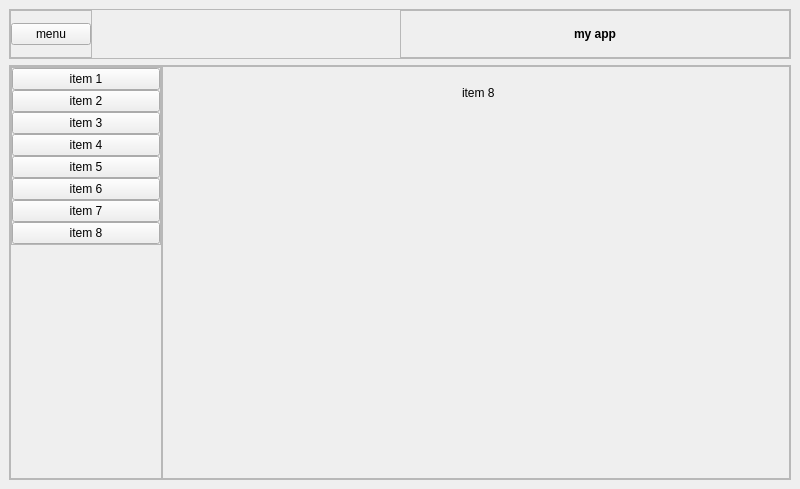
ratestheme/project-1, file interface.ui: the form before one commit.
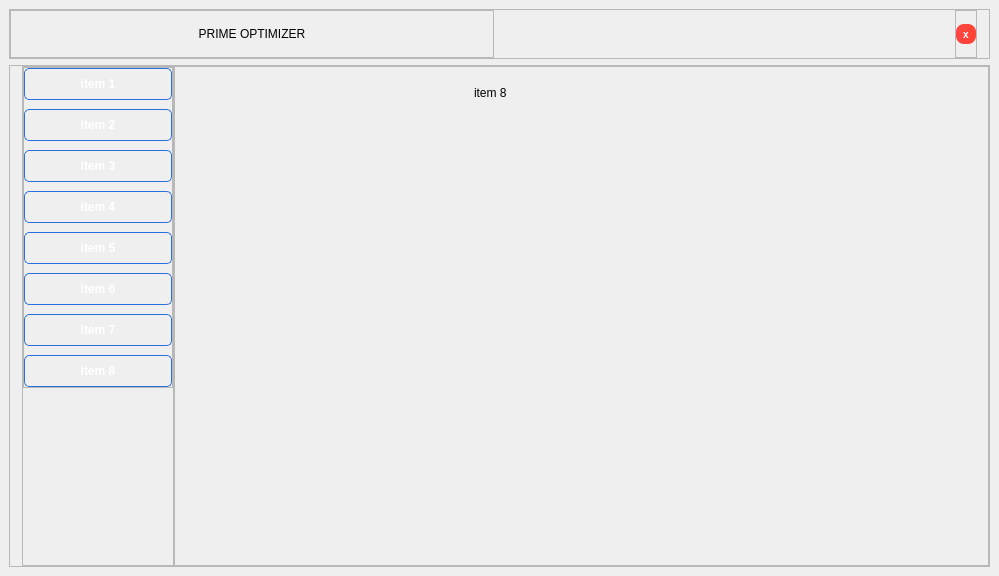
The form after the commit.

What changed in the file:
```diff
--- a/interface.ui
+++ b/interface.ui
@@ -6,14 +6,20 @@
    <rect>
     <x>0</x>
     <y>0</y>
-    <width>800</width>
-    <height>489</height>
+    <width>999</width>
+    <height>576</height>
    </rect>
   </property>
   <property name="windowTitle">
    <string>MainWindow</string>
   </property>
+  <property name="styleSheet">
+   <string notr="true"/>
+  </property>
   <widget class="QWidget" name="centralwidget">
+   <property name="styleSheet">
+    <string notr="true"/>
+   </property>
    <layout class="QVBoxLayout" name="verticalLayout">
     <item alignment="Qt::AlignTop">
      <widget class="QFrame" name="header">
@@ -29,6 +35,9 @@
         <height>50</height>
        </size>
       </property>
+      <property name="styleSheet">
+       <string notr="true"/>
+      </property>
       <property name="frameShape">
        <enum>QFrame::StyledPanel</enum>
       </property>
@@ -46,13 +55,16 @@
         <number>0</number>
        </property>
        <property name="rightMargin">
-        <number>0</number>
+        <number>12</number>
        </property>
        <property name="bottomMargin">
         <number>0</number>
        </property>
-       <item alignment="Qt::AlignLeft">
+       <item>
         <widget class="QFrame" name="frame">
+         <property name="layoutDirection">
+          <enum>Qt::LeftToRight</enum>
+         </property>
          <property name="frameShape">
           <enum>QFrame::StyledPanel</enum>
          </property>
@@ -76,49 +88,9 @@
            <number>0</number>
           </property>
           <item>
-           <widget class="QPushButton" name="pushButton">
-            <property name="text">
-             <string>menu</string>
-            </property>
-           </widget>
-          </item>
-         </layout>
-        </widget>
-       </item>
-       <item>
-        <widget class="QFrame" name="frame_3">
-         <property name="frameShape">
-          <enum>QFrame::StyledPanel</enum>
-         </property>
-         <property name="frameShadow">
-          <enum>QFrame::Raised</enum>
-         </property>
-         <layout class="QVBoxLayout" name="verticalLayout_4">
-          <property name="spacing">
-           <number>0</number>
-          </property>
-          <property name="leftMargin">
-           <number>0</number>
-          </property>
-          <property name="topMargin">
-           <number>0</number>
-          </property>
-          <property name="rightMargin">
-           <number>0</number>
-          </property>
-          <property name="bottomMargin">
-           <number>0</number>
-          </property>
-          <item>
            <widget class="QLabel" name="label">
-            <property name="font">
-             <font>
-              <weight>75</weight>
-              <bold>true</bold>
-             </font>
-            </property>
             <property name="text">
-             <string>my app</string>
+             <string>PRIME OPTIMIZER</string>
             </property>
             <property name="alignment">
              <set>Qt::AlignCenter</set>
@@ -128,11 +100,70 @@
          </layout>
         </widget>
        </item>
+       <item alignment="Qt::AlignRight">
+        <widget class="QFrame" name="frame_3">
+         <property name="frameShape">
+          <enum>QFrame::StyledPanel</enum>
+         </property>
+         <property name="frameShadow">
+          <enum>QFrame::Raised</enum>
+         </property>
+         <layout class="QVBoxLayout" name="verticalLayout_4">
+          <property name="spacing">
+           <number>0</number>
+          </property>
+          <property name="leftMargin">
+           <number>0</number>
+          </property>
+          <property name="topMargin">
+           <number>0</number>
+          </property>
+          <property name="rightMargin">
+           <number>0</number>
+          </property>
+          <property name="bottomMargin">
+           <number>0</number>
+          </property>
+          <item>
+           <widget class="QPushButton" name="pushButton">
+            <property name="styleSheet">
+             <string notr="true">QPushButton {
+    background: qlineargradient(x1:0, y1:0, x2:1, y2:0, stop:0 #ff4444, stop:1 #ff4433);
+    border-radius: 8px;  /* Half of height for perfect round */
+    border: none;
+    color: white;
+    padding: 2px 2px;
+    font-size: 10px;
+    font-weight: bold;
+    min-width: 16px;
+    min-height: 16px;
+}
+
+QPushButton:hover {
+    background: qlineargradient(x1:0, y1:0, x2:1, y2:0, stop:0 #ff4444, stop:1 #ff4333);
+}
+
+QPushButton:pressed {
+    background: qlineargradient(x1:0, y1:0, x2:1, y2:0, stop:0 #ff4444, stop:1 #ff3334);
+    padding-top: 3px;  /* Micro push effect */
+}</string>
+            </property>
+            <property name="text">
+             <string>x</string>
+            </property>
+           </widget>
+          </item>
+         </layout>
+        </widget>
+       </item>
       </layout>
      </widget>
     </item>
     <item>
      <widget class="QFrame" name="frame_2">
+      <property name="styleSheet">
+       <string notr="true"/>
+      </property>
       <property name="frameShape">
        <enum>QFrame::StyledPanel</enum>
       </property>
@@ -144,7 +175,7 @@
         <number>0</number>
        </property>
        <property name="leftMargin">
-        <number>0</number>
+        <number>12</number>
        </property>
        <property name="topMargin">
         <number>0</number>
@@ -157,6 +188,9 @@
        </property>
        <item alignment="Qt::AlignLeft">
         <widget class="QFrame" name="sidemenu">
+         <property name="styleSheet">
+          <string notr="true"/>
+         </property>
          <property name="frameShape">
           <enum>QFrame::StyledPanel</enum>
          </property>
@@ -201,7 +235,7 @@
             </property>
             <layout class="QVBoxLayout" name="verticalLayout_3">
              <property name="spacing">
-              <number>0</number>
+              <number>9</number>
              </property>
              <property name="leftMargin">
               <number>0</number>
@@ -217,6 +251,33 @@
              </property>
              <item>
               <widget class="QPushButton" name="pushButton_2">
+               <property name="styleSheet">
+                <string notr="true">QPushButton {
+    background: qlineargradient(
+        x1:0, y1:0, x2:1, y2:0,
+        stop:0 #71e0fe, stop:1 #3c82fe
+    );
+    border: 1px solid #2a6fdb;
+    border-radius: 5px;
+    color: white;
+    padding: 8px 16px;
+    font-weight: bold;
+}
+
+QPushButton:hover {
+    background: qlineargradient(
+        x1:0, y1:0, x2:1, y2:0,
+        stop:0 #8ae6ff, stop:1 #4d8cff
+    );
+}
+
+QPushButton:pressed {
+    background: qlineargradient(
+        x1:0, y1:0, x2:1, y2:0,
+        stop:0 #5ac8e8, stop:1 #2a6fdb
+    );
+}</string>
+               </property>
                <property name="text">
                 <string>item 1</string>
                </property>
@@ -224,6 +285,33 @@
              </item>
              <item>
               <widget class="QPushButton" name="pushButton_3">
+               <property name="styleSheet">
+                <string notr="true">QPushButton {
+    background: qlineargradient(
+        x1:0, y1:0, x2:1, y2:0,
+        stop:0 #71e0fe, stop:1 #3c82fe
+    );
+    border: 1px solid #2a6fdb;
+    border-radius: 5px;
+    color: white;
+    padding: 8px 16px;
+    font-weight: bold;
+}
+
+QPushButton:hover {
+    background: qlineargradient(
+        x1:0, y1:0, x2:1, y2:0,
+        stop:0 #8ae6ff, stop:1 #4d8cff
+    );
+}
+
+QPushButton:pressed {
+    background: qlineargradient(
+        x1:0, y1:0, x2:1, y2:0,
+        stop:0 #5ac8e8, stop:1 #2a6fdb
+    );
+}</string>
+               </property>
                <property name="text">
                 <string>item 2</string>
                </property>
@@ -231,6 +319,33 @@
              </item>
              <item>
               <widget class="QPushButton" name="pushButton_4">
+               <property name="styleSheet">
+                <string notr="true">QPushButton {
+    background: qlineargradient(
+        x1:0, y1:0, x2:1, y2:0,
+        stop:0 #71e0fe, stop:1 #3c82fe
+    );
+    border: 1px solid #2a6fdb;
+    border-radius: 5px;
+    color: white;
+    padding: 8px 16px;
+    font-weight: bold;
+}
+
+QPushButton:hover {
+    background: qlineargradient(
+        x1:0, y1:0, x2:1, y2:0,
+        stop:0 #8ae6ff, stop:1 #4d8cff
+    );
+}
+
+QPushButton:pressed {
+    background: qlineargradient(
+        x1:0, y1:0, x2:1, y2:0,
+        stop:0 #5ac8e8, stop:1 #2a6fdb
+    );
+}</string>
+               </property>
                <property name="text">
                 <string>item 3</string>
                </property>
@@ -238,6 +353,33 @@
              </item>
              <item>
               <widget class="QPushButton" name="pushButton_5">
+               <property name="styleSheet">
+                <string notr="true">QPushButton {
+    background: qlineargradient(
+        x1:0, y1:0, x2:1, y2:0,
+        stop:0 #71e0fe, stop:1 #3c82fe
+    );
+    border: 1px solid #2a6fdb;
+    border-radius: 5px;
+    color: white;
+    padding: 8px 16px;
+    font-weight: bold;
+}
+
+QPushButton:hover {
+    background: qlineargradient(
+        x1:0, y1:0, x2:1, y2:0,
+        stop:0 #8ae6ff, stop:1 #4d8cff
+    );
+}
+
+QPushButton:pressed {
+    background: qlineargradient(
+        x1:0, y1:0, x2:1, y2:0,
+        stop:0 #5ac8e8, stop:1 #2a6fdb
+    );
+}</string>
+               </property>
                <property name="text">
                 <string>item 4</string>
                </property>
@@ -245,6 +387,33 @@
              </item>
              <item>
               <widget class="QPushButton" name="pushButton_6">
+               <property name="styleSheet">
+                <string notr="true">QPushButton {
+    background: qlineargradient(
+        x1:0, y1:0, x2:1, y2:0,
+        stop:0 #71e0fe, stop:1 #3c82fe
+    );
+    border: 1px solid #2a6fdb;
+    border-radius: 5px;
+    color: white;
+    padding: 8px 16px;
+    font-weight: bold;
+}
+
+QPushButton:hover {
+    background: qlineargradient(
+        x1:0, y1:0, x2:1, y2:0,
+        stop:0 #8ae6ff, stop:1 #4d8cff
+    );
+}
+
+QPushButton:pressed {
+    background: qlineargradient(
+        x1:0, y1:0, x2:1, y2:0,
+        stop:0 #5ac8e8, stop:1 #2a6fdb
+    );
+}</string>
+               </property>
                <property name="text">
                 <string>item 5</string>
                </property>
@@ -252,6 +421,33 @@
              </item>
              <item>
               <widget class="QPushButton" name="pushButton_7">
+               <property name="styleSheet">
+                <string notr="true">QPushButton {
+    background: qlineargradient(
+        x1:0, y1:0, x2:1, y2:0,
+        stop:0 #71e0fe, stop:1 #3c82fe
+    );
+    border: 1px solid #2a6fdb;
+    border-radius: 5px;
+    color: white;
+    padding: 8px 16px;
+    font-weight: bold;
+}
+
+QPushButton:hover {
+    background: qlineargradient(
+        x1:0, y1:0, x2:1, y2:0,
+        stop:0 #8ae6ff, stop:1 #4d8cff
+    );
+}
+
+QPushButton:pressed {
+    background: qlineargradient(
+        x1:0, y1:0, x2:1, y2:0,
+        stop:0 #5ac8e8, stop:1 #2a6fdb
+    );
+}</string>
+               </property>
                <property name="text">
                 <string>item 6</string>
                </property>
@@ -259,6 +455,33 @@
              </item>
              <item>
               <widget class="QPushButton" name="pushButton_8">
+               <property name="styleSheet">
+                <string notr="true">QPushButton {
+    background: qlineargradient(
+        x1:0, y1:0, x2:1, y2:0,
+        stop:0 #71e0fe, stop:1 #3c82fe
+    );
+    border: 1px solid #2a6fdb;
+    border-radius: 5px;
+    color: white;
+    padding: 8px 16px;
+    font-weight: bold;
+}
+
+QPushButton:hover {
+    background: qlineargradient(
+        x1:0, y1:0, x2:1, y2:0,
+        stop:0 #8ae6ff, stop:1 #4d8cff
+    );
+}
+
+QPushButton:pressed {
+    background: qlineargradient(
+        x1:0, y1:0, x2:1, y2:0,
+        stop:0 #5ac8e8, stop:1 #2a6fdb
+    );
+}</string>
+               </property>
                <property name="text">
                 <string>item 7</string>
                </property>
@@ -266,6 +489,33 @@
              </item>
              <item>
               <widget class="QPushButton" name="pushButton_9">
+               <property name="styleSheet">
+                <string notr="true">QPushButton {
+    background: qlineargradient(
+        x1:0, y1:0, x2:1, y2:0,
+        stop:0 #71e0fe, stop:1 #3c82fe
+    );
+    border: 1px solid #2a6fdb;
+    border-radius: 5px;
+    color: white;
+    padding: 8px 16px;
+    font-weight: bold;
+}
+
+QPushButton:hover {
+    background: qlineargradient(
+        x1:0, y1:0, x2:1, y2:0,
+        stop:0 #8ae6ff, stop:1 #4d8cff
+    );
+}
+
+QPushButton:pressed {
+    background: qlineargradient(
+        x1:0, y1:0, x2:1, y2:0,
+        stop:0 #5ac8e8, stop:1 #2a6fdb
+    );
+}</string>
+               </property>
                <property name="text">
                 <string>item 8</string>
                </property>
@@ -285,6 +535,9 @@
            <verstretch>0</verstretch>
           </sizepolicy>
          </property>
+         <property name="styleSheet">
+          <string notr="true"/>
+         </property>
          <property name="frameShape">
           <enum>QFrame::StyledPanel</enum>
          </property>
```
